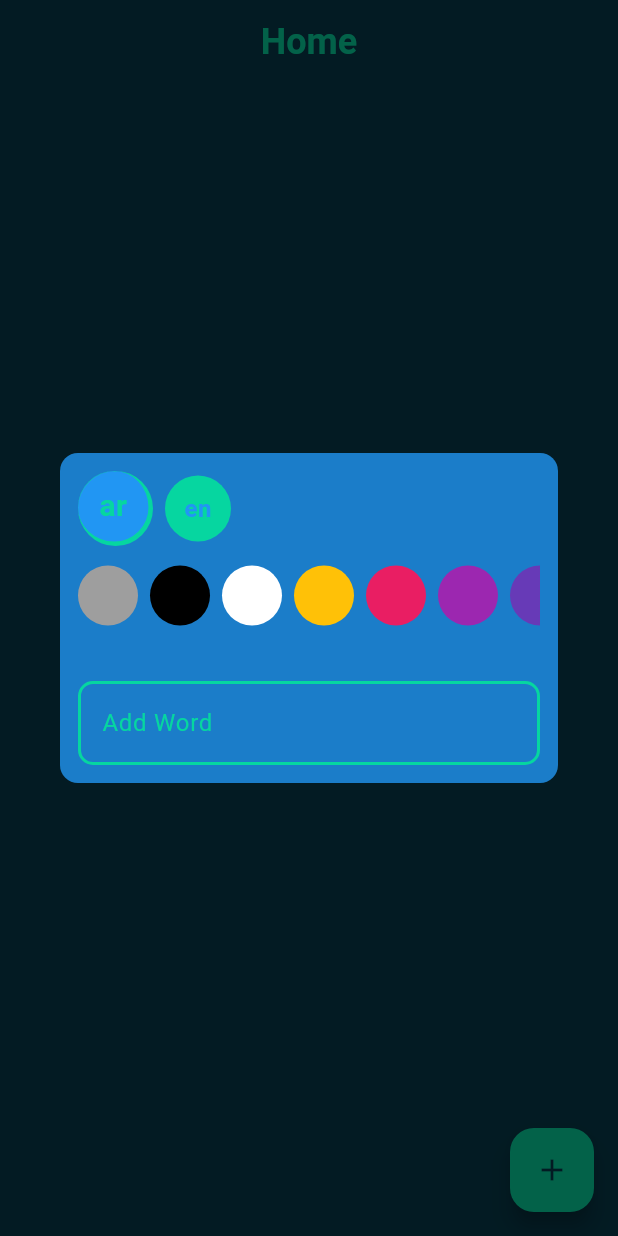
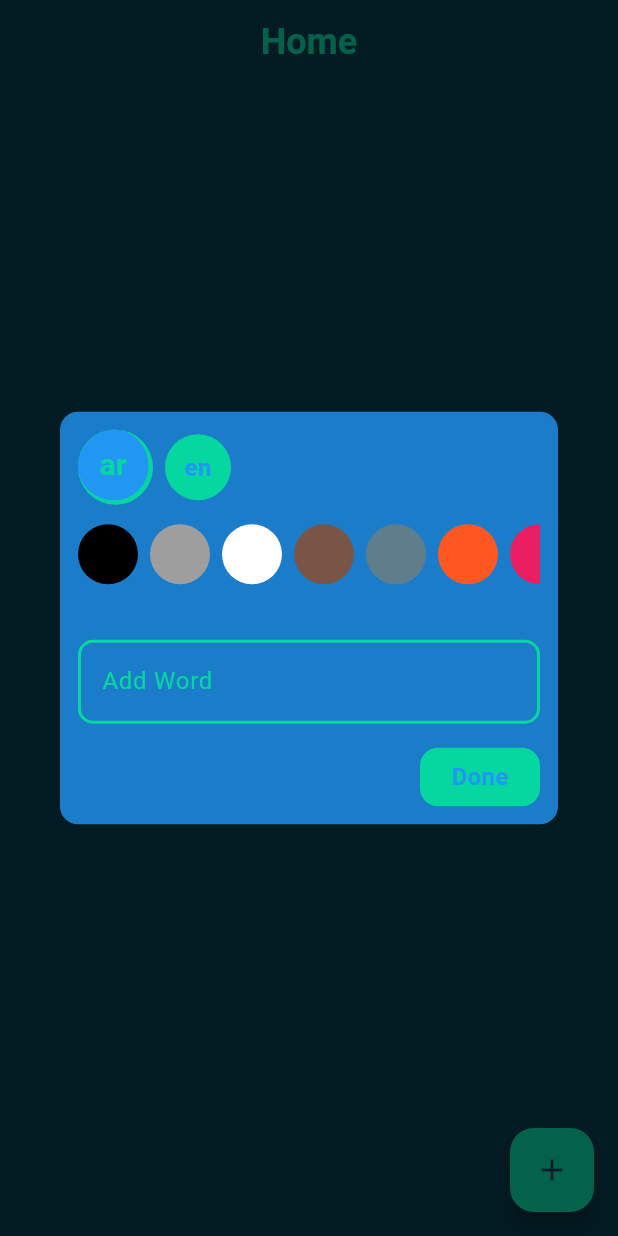
Before and after one commit to wael-saif23/words-note, a Flutter app: the screen it shows after launch, after a tap on the "add" icon, on a phone screen of 412 x 824 dp. Run offline on Flutter 3.47's test engine with Material 3 defaults, Android fonts, the phone set to English and light mode, and no system bars; our stand-ins replace bloc, flutter_bloc, hive_flutter; accounts and stored records are empty.

Commit message:
feat: add done button and change ui in color widget
This change introduces a color selection feature allowing users to assign different colors to their word notes. The update includes a new color picker widget and integrates it into the word creation dialog. Additionally, a "Done" button has been added to the dialog to confirm note creation.

feat: Add color selection to word notes

This commit introduces the ability for users to choose a color for their word notes. A color picker widget has been added to the word creation dialog, allowing users to visually select a color for their note. This color choice is then persisted along with the note's content.

A "Done" button has also been added to the dialog to streamline the note creation process, providing a clear confirmation action for the user.

```diff
--- a/lib/views/widgets/add_word_dialog.dart
+++ b/lib/views/widgets/add_word_dialog.dart
@@ -5,6 +5,7 @@ import 'package:words_note/views/styles/color_manager.dart';
 import 'package:words_note/views/widgets/ar_or_en_widget.dart';
 import 'package:words_note/views/widgets/colors_wedget.dart';
 import 'package:words_note/views/widgets/custom_form.dart';
+import 'package:words_note/views/widgets/done_button.dart';
 
 class AddWordDialog extends StatefulWidget {
   const AddWordDialog({super.key});
@@ -41,7 +42,16 @@ class _AddWordDialogState extends State<AddWordDialog> {
               ColorsWedget(
                   colorActiveIndex: WriteWordsCubit.get(context).colorCode),
               const SizedBox(height: 32),
-              CustomForm(lable: 'Add Word', formKey: formKey)
+              CustomForm(lable: 'Add Word', formKey: formKey),
+              const SizedBox(height: 16),
+              DoneButton(colorCode: WriteWordsCubit.get(context).colorCode,
+              onTap: (){
+                if(formKey.currentState!.validate()){
+
+
+                }
+              },
+              )
             ],
           ),
         );
--- a/lib/views/widgets/colors_wedget.dart
+++ b/lib/views/widgets/colors_wedget.dart
@@ -7,10 +7,12 @@ class ColorsWedget extends StatelessWidget {
   final int colorActiveIndex;
 
   final List<int> _colorsCode = const [
+    0xff000000,
     0xff9E9E9E,
-    0xff000000,
     0xffFFFFFF,
-    0xffFFC107,
+    0xff795548,
+    0xff607D8B,
+    0xffFF5722,
     0xffE91E63,
     0xff9C27B0,
     0xff673AB7,
@@ -21,10 +23,7 @@ class ColorsWedget extends StatelessWidget {
     0xff4CAF50,
     0xffCDDC39,
     0xffFFEB3B,
-    0xffFF5722,
-    0xff795548,
-    0xff607D8B,
-
+    0xffFFC107,
   ];
   @override
   Widget build(BuildContext context) {
@@ -44,7 +43,7 @@ class ColorsWedget extends StatelessWidget {
 
   Widget? _itemDesign(int index, BuildContext context) {
     bool isTheSameColor = colorActiveIndex == _colorsCode[index];
-    bool isColorWhite = colorActiveIndex == 0xffFFFFFF;
+
     return InkWell(
       splashColor: ColorManager.transparent,
       onTap: () =>
@@ -56,21 +55,26 @@ class ColorsWedget extends StatelessWidget {
         decoration: BoxDecoration(
           shape: BoxShape.circle,
           border: isTheSameColor
-              ? Border.all(
-                  width: 2,
-                  color:
-                      isColorWhite ? ColorManager.sunglow : ColorManager.white)
+              ? const Border(
+                  bottom: BorderSide(
+                    color: ColorManager.emerald,
+                    width: 3,
+                  ),
+                  left: BorderSide(
+                    color: ColorManager.emerald,
+                    width: 3,
+                  ),
+                )
               : null,
           color: Color(_colorsCode[index]),
         ),
         child: isTheSameColor
-            ? Icon(
+            ? const Icon(
                 Icons.check,
-                color: isColorWhite ? ColorManager.sunglow : ColorManager.white,
+                color: ColorManager.emerald,
               )
             : null,
       ),
     );
   }
-
 }
--- a/lib/views/widgets/custom_form.dart
+++ b/lib/views/widgets/custom_form.dart
@@ -40,6 +40,7 @@ class _CustomFormState extends State<CustomForm> {
   }
 
   String? _validate({required bool isArabic, String? value}) {
+
     return null;
   }
   InputDecoration _inputDecoration() {
--- /dev/null
+++ b/lib/views/widgets/done_button.dart
@@ -0,0 +1,33 @@
+import 'package:flutter/material.dart';
+import 'package:words_note/views/styles/color_manager.dart';
+
+class DoneButton extends StatelessWidget {
+  const DoneButton({super.key, required this.colorCode, required this.onTap});
+  final int colorCode;
+  final VoidCallback onTap;
+  @override
+  Widget build(BuildContext context) {
+    return Align(
+      alignment: Alignment.centerRight,
+      child: InkWell(
+        onTap: onTap,
+        child: Container(
+            width: 80,
+            decoration: const BoxDecoration(
+              borderRadius: BorderRadius.all(Radius.circular(12)),
+              color: ColorManager.emerald,
+            ),
+            padding: const EdgeInsets.all(8),
+            child: Center(
+              child: Text(
+                'Done',
+                style: TextStyle(
+                    fontSize: 16,
+                    color: Color(colorCode),
+                    fontWeight: FontWeight.bold),
+              ),
+            )),
+      ),
+    );
+  }
+}
```
